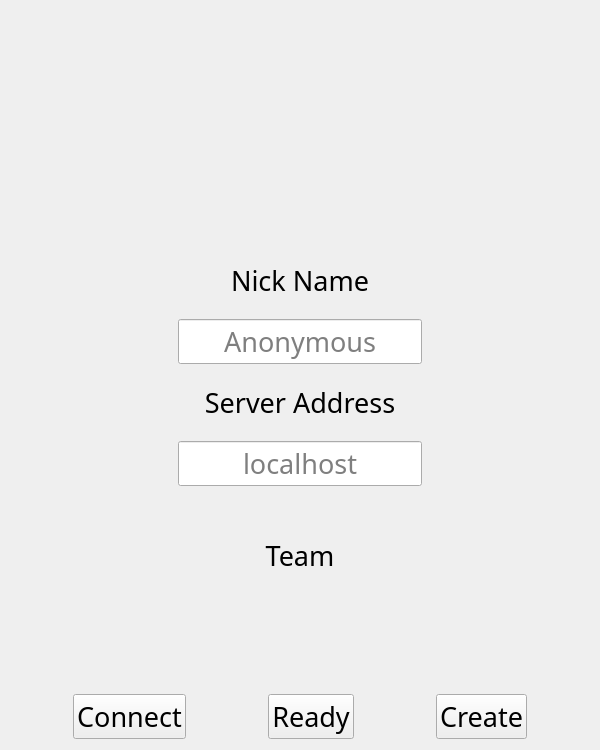
Before: the Qt Designer form src/startWindow/startWindow.ui in Generals-OI/Generals.OI, drawn with Qt 5.
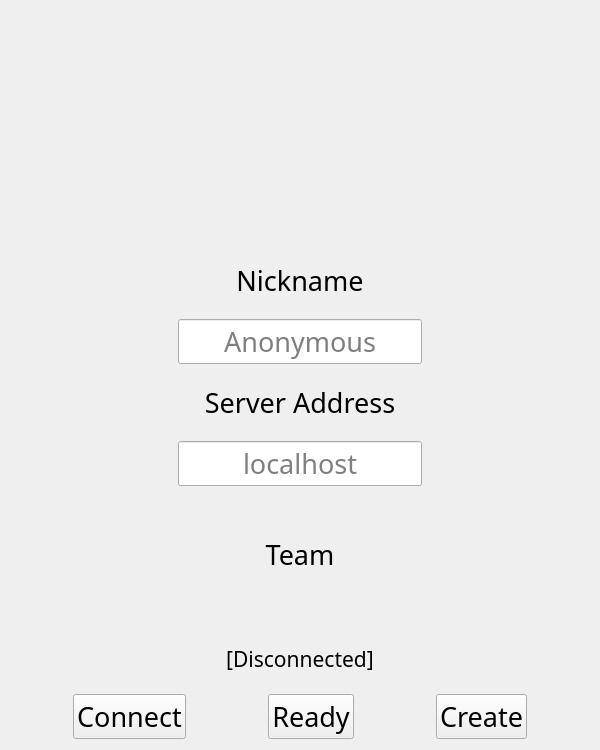
After: the same form once the commit is applied. Icons and pictures are not drawn.

```diff
--- a/src/startWindow/startWindow.ui
+++ b/src/startWindow/startWindow.ui
@@ -26,6 +26,9 @@
   <property name="windowTitle">
    <string>MainWindow</string>
   </property>
+  <property name="styleSheet">
+   <string notr="true"/>
+  </property>
   <layout class="QVBoxLayout" name="verticalLayout_2">
    <item>
     <layout class="QHBoxLayout" name="hlImage">
@@ -137,7 +140,7 @@
           </font>
          </property>
          <property name="text">
-          <string>Nick Name</string>
+          <string>Nickname</string>
          </property>
          <property name="alignment">
           <set>Qt::AlignCenter</set>
@@ -322,7 +325,7 @@
         </font>
        </property>
        <property name="text">
-        <string/>
+        <string>[Disconnected]</string>
        </property>
        <property name="alignment">
         <set>Qt::AlignCenter</set>
```
Left out of the diff: 6 changed lines with no effect on the pictures.
